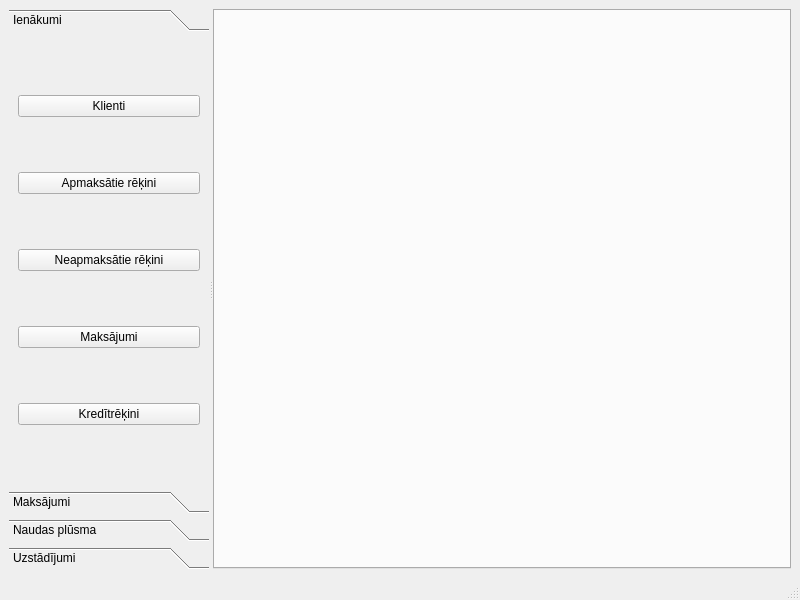
aigarzs/cash-flow, file cash_flow/ui/CashFlow.ui: the form before one commit.
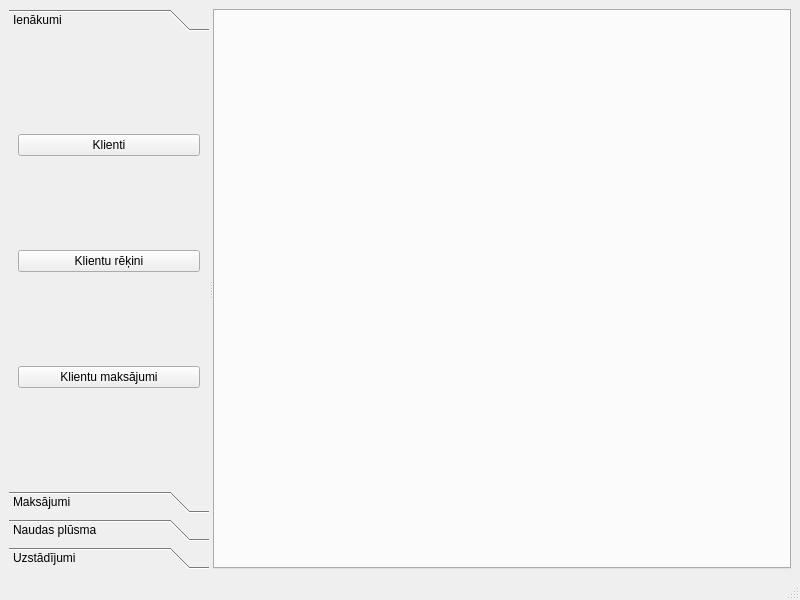
The form after the commit. The open tabs and pages were chosen to show the change.

Commit message: Customers, Vendors invoices

```diff
--- a/cash_flow/ui/CashFlow.ui
+++ b/cash_flow/ui/CashFlow.ui
@@ -65,28 +65,14 @@
          <item>
           <widget class="QPushButton" name="button_CustomersInvoicesCleared">
            <property name="text">
-            <string>Apmaksātie rēķini</string>
-           </property>
-          </widget>
-         </item>
-         <item>
-          <widget class="QPushButton" name="button_CustomersInvoicesUncleared">
-           <property name="text">
-            <string>Neapmaksātie rēķini</string>
+            <string>Klientu rēķini</string>
            </property>
           </widget>
          </item>
          <item>
           <widget class="QPushButton" name="button_CustomersPayments">
            <property name="text">
-            <string>Maksājumi</string>
-           </property>
-          </widget>
-         </item>
-         <item>
-          <widget class="QPushButton" name="button_CustomersCreditnotes">
-           <property name="text">
-            <string>Kredītrēķini</string>
+            <string>Klientu maksājumi</string>
            </property>
           </widget>
          </item>
```
Left out of the diff: 22 changed lines with no effect on the pictures. The commit also changes 10 other files.
